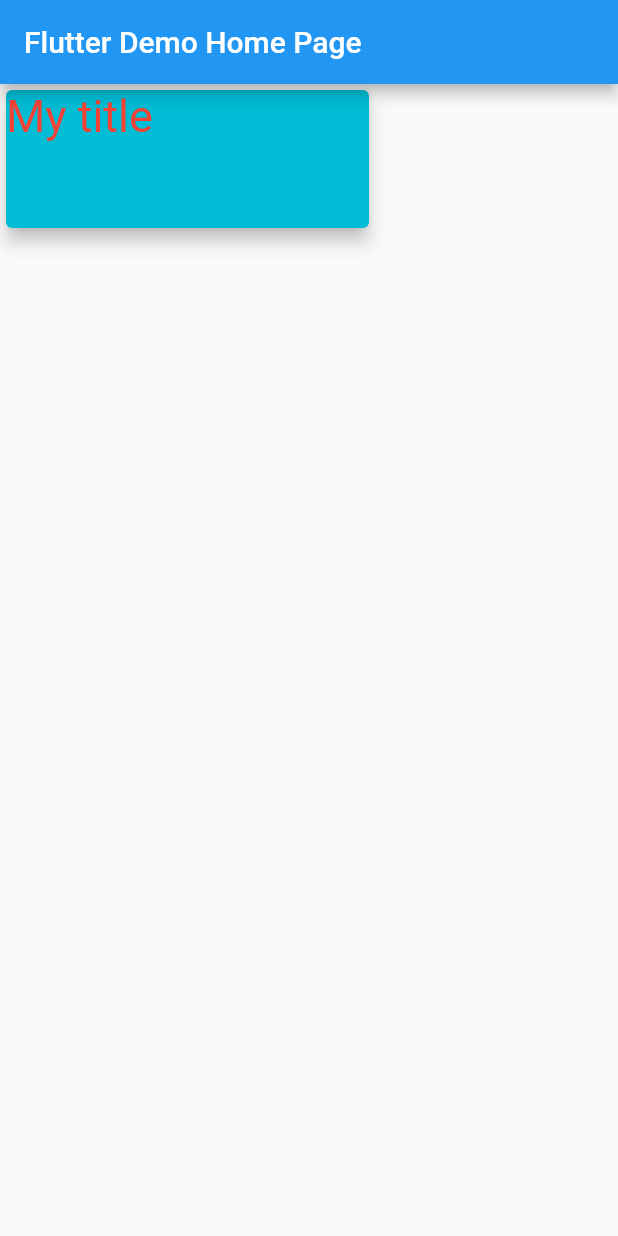
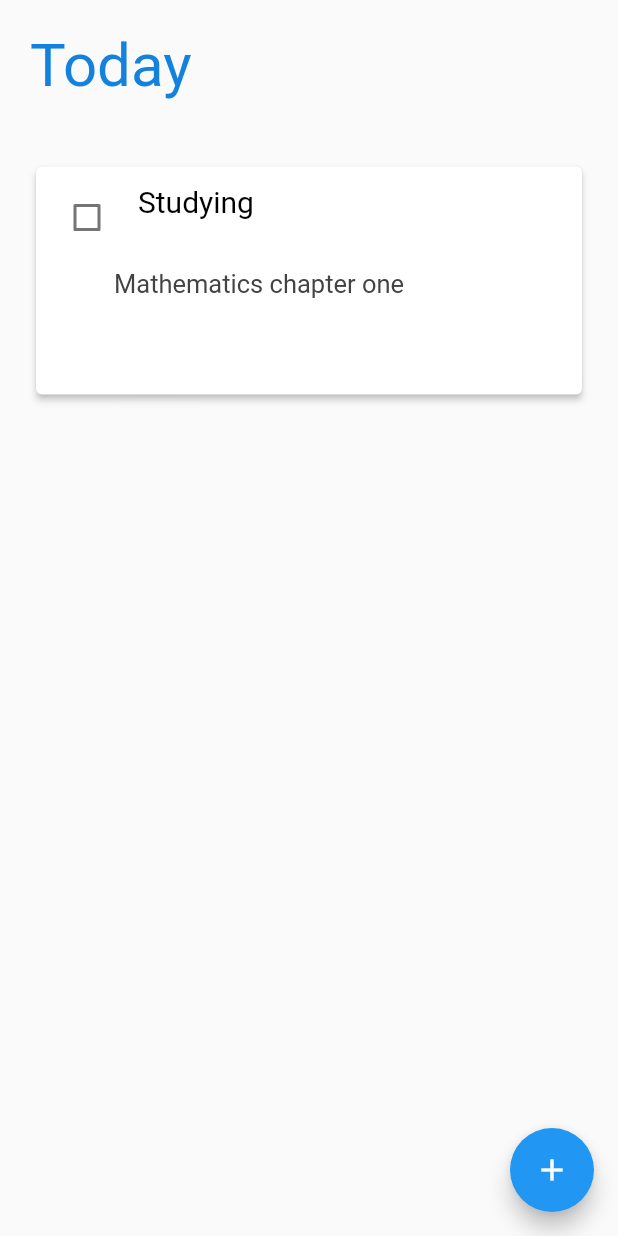
Before and after one commit to adisve/agile_dev_flutter_2022, a Flutter app: the screen it shows after launch, on a phone screen of 412 x 824 dp. Run offline on Flutter 3.47's test engine with Material 2 defaults, Android fonts, the phone set to English and light mode, and no system bars; our stand-ins replace drift; accounts and stored records are empty.

Commit message:
Add UI for cards and ui for task page

```diff
--- a/lib/card.dart
+++ b/lib/card.dart
@@ -1,25 +1,68 @@
 import 'package:flutter/material.dart';
 
-class TaskCard extends StatelessWidget {
+class TaskCard extends StatefulWidget {
   final String title;
   final String description;
 
+  @override
+  State<TaskCard> createState() => _TaskCardState();
+
   const TaskCard({Key? key, required this.title, required this.description})
       : super(key: key);
+}
+
+class _TaskCardState extends State<TaskCard> {
+  bool checked = false;
 
   @override
   Widget build(BuildContext context) {
     return SizedBox(
-      height: 100,
-      width: 250,
-      child: Card(
-        elevation: 5,
-        child: Text(
-          title,
-          style: const TextStyle(fontSize: 30, color: Colors.red),
-        ),
-        color: Colors.cyan,
-      ),
-    );
+        height: 200,
+        width: MediaQuery.of(context).size.width,
+        child: Padding(
+          padding: const EdgeInsets.all(20),
+          child: Card(
+              elevation: 2,
+              child: Column(
+                  crossAxisAlignment: CrossAxisAlignment.start,
+                  children: [
+                    Row(
+                        mainAxisAlignment: MainAxisAlignment.start,
+                        crossAxisAlignment: CrossAxisAlignment.start,
+                        children: [
+                          Padding(
+                            padding: const EdgeInsets.all(10),
+                            child: Checkbox(
+                              value: checked,
+                              onChanged: (newValue) => setState(() {
+                                checked = newValue!;
+                              }),
+                            ),
+                          ),
+                          Padding(
+                            padding: const EdgeInsets.only(
+                              top: 12,
+                            ),
+                            child: Text(
+                              widget.title,
+                              style: const TextStyle(
+                                  color: Colors.black, fontSize: 20),
+                            ),
+                          )
+                        ]),
+                    Column(
+                        crossAxisAlignment: CrossAxisAlignment.start,
+                        children: [
+                          Padding(
+                            padding: const EdgeInsets.only(left: 52),
+                            child: Text(
+                              widget.description,
+                              style: const TextStyle(
+                                  color: Color(0xFF434343), fontSize: 17),
+                            ),
+                          ),
+                        ]),
+                  ])),
+        ));
   }
 }
--- a/lib/main.dart
+++ b/lib/main.dart
@@ -1,6 +1,5 @@
+import 'package:agile_dev_2022/widgets/taskpage.dart';
 import 'package:flutter/material.dart';
-
-import 'card.dart';
 
 void main() {
   runApp(const MyApp());
@@ -16,33 +15,7 @@ class MyApp extends StatelessWidget {
       theme: ThemeData(
         primarySwatch: Colors.blue,
       ),
-      home: const MyHomePage(title: 'Flutter Demo Home Page'),
+      home: const TaskPage(title: 'Flutter Demo Home Page'),
     );
   }
 }
-
-class MyHomePage extends StatefulWidget {
-  const MyHomePage({Key? key, required this.title}) : super(key: key);
-
-  final String title;
-
-  @override
-  State<MyHomePage> createState() => _MyHomePageState();
-}
-
-class _MyHomePageState extends State<MyHomePage> {
-  @override
-  Widget build(BuildContext context) {
-    return Scaffold(
-      appBar: AppBar(
-        title: Text(widget.title),
-      ),
-      body: TaskCard(
-        title: "My title",
-        description: "My description",
-      ),
-
-      // This trailing comma makes auto-formatting nicer for build methods.
-    );
-  }
-}
--- /dev/null
+++ b/lib/task.dart
@@ -0,0 +1,6 @@
+class Task {
+  final String title;
+  final String description;
+
+  Task(this.title, this.description);
+}
--- /dev/null
+++ b/lib/widgets/taskpage.dart
@@ -0,0 +1,53 @@
+import 'package:agile_dev_2022/card.dart';
+import 'package:agile_dev_2022/task.dart';
+import 'package:flutter/material.dart';
+
+class TaskPage extends StatefulWidget {
+  const TaskPage({Key? key, required this.title}) : super(key: key);
+
+  final String title;
+  @override
+  State<TaskPage> createState() => _MyTaskPageState();
+}
+
+class _MyTaskPageState extends State<TaskPage> {
+  final List<Task> tasks = [
+    Task("Studying", "Mathematics chapter one"),
+  ];
+
+  @override
+  Widget build(BuildContext context) {
+    return Scaffold(
+        floatingActionButton: const FloatingActionButton(
+          onPressed: null,
+          child: Icon(Icons.add),
+        ),
+        body: Column(
+          children: <Widget>[
+            Padding(
+              padding: const EdgeInsets.all(20),
+              child: Row(children: const [
+                Text(
+                  "Today",
+                  style: TextStyle(
+                      fontSize: 40, color: Color.fromARGB(255, 18, 130, 222)),
+                ),
+              ]),
+            ),
+            Expanded(
+              child: ListView.builder(
+                shrinkWrap: true,
+                scrollDirection: Axis.vertical,
+                itemCount: tasks.length,
+                itemBuilder: (BuildContext context, int index) {
+                  return TaskCard(
+                    title: tasks[index].title,
+                    description: tasks[index].description,
+                  );
+                },
+              ),
+            ),
+          ],
+        ));
+  }
+}
```
